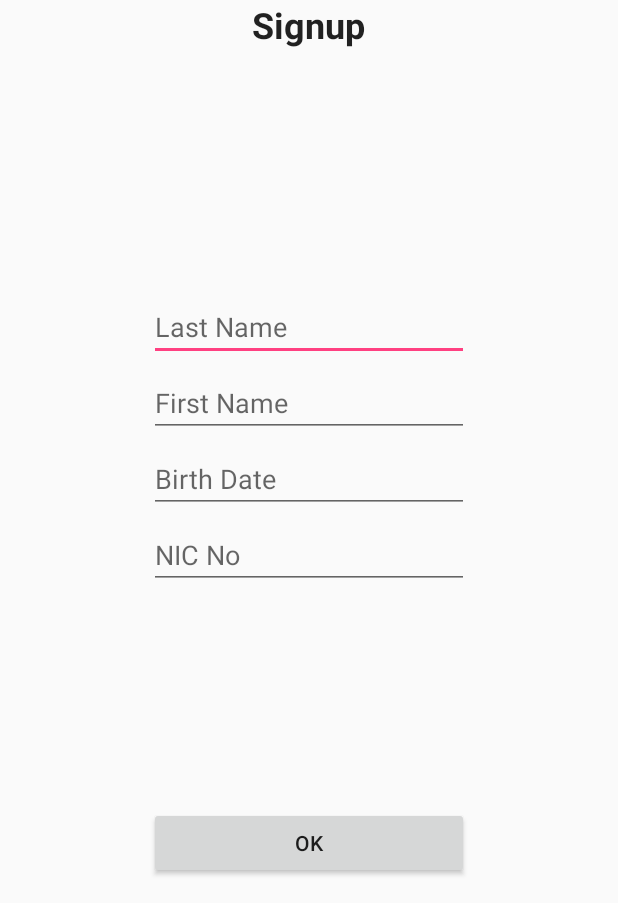
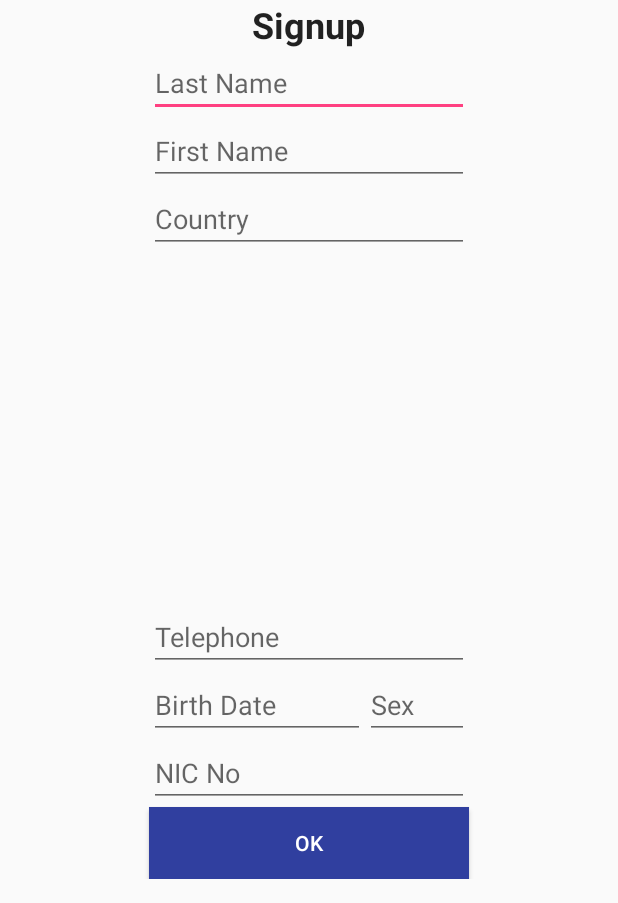
Before and after one commit to MapubiDevGroup/uemergency-mobileapp, an Android app: the Signup screen opened directly, with no data from a screen before it, on a phone screen of 412 x 824 dp, the part 333-1236 px from its top. Run offline under Robolectric (Android 15) with nearby library versions, the phone set to English and light mode, and no system bars.

Commit message:
UI Setup

```diff
--- a/app/src/main/java/com/mapubiev/summerschool/uemergency/Signup.java
+++ b/app/src/main/java/com/mapubiev/summerschool/uemergency/Signup.java
@@ -1,13 +1,133 @@
 package com.mapubiev.summerschool.uemergency;
 
+import android.content.Intent;
 import android.support.v7.app.AppCompatActivity;
 import android.os.Bundle;
+import android.view.View;
+import android.widget.ArrayAdapter;
+import android.widget.AutoCompleteTextView;
+import android.widget.Button;
+import android.widget.CheckBox;
+import android.widget.EditText;
+
+import com.mapubiev.summerschool.uemergency.helpers.PreferencesManager;
+import com.mapubiev.summerschool.uemergency.helpers.Utils;
+
+import java.util.Calendar;
+import java.util.Date;
 
 public class Signup extends AppCompatActivity {
 
+
+    EditText lname;
+    EditText fname;
+    EditText bdate;
+    EditText nic_numb;
+    EditText tel;
+    AutoCompleteTextView country;
+    AutoCompleteTextView sex;
+    CheckBox im_concerned;
+
+    Button submit_btn;
+
+    private static final String[] COUNTRIES = new String[] {
+            "Cameroon", "Nigeria"
+    };
+
+    private static final String[] SEX = new String[] {
+            "M", "F"
+    };
+
+
+    private static final int MAJORITY_AGE = 18;
+
     @Override
     protected void onCreate(Bundle savedInstanceState) {
+
         super.onCreate(savedInstanceState);
-        setContentView(R.layout.activity_signup);
+        /*We check if the Signup activity has ever been launched */
+
+        boolean isFirstTime = PreferencesManager.isFirst(Signup.this);
+
+        if(isFirstTime) {
+
+            setContentView(R.layout.activity_signup);
+
+            ArrayAdapter<String> adapter = new ArrayAdapter<String>(this,
+                    android.R.layout.simple_dropdown_item_1line, COUNTRIES);
+            AutoCompleteTextView textView = (AutoCompleteTextView)
+                    findViewById(R.id.country);
+            textView.setAdapter(adapter);
+
+            ArrayAdapter<String> adapterS = new ArrayAdapter<String>(this,
+                    android.R.layout.simple_dropdown_item_1line, SEX);
+            AutoCompleteTextView textViewS = (AutoCompleteTextView)
+                    findViewById(R.id.sex);
+            textViewS.setAdapter(adapterS);
+
+        }
+        else{
+            Intent intent = AppHome.getIntented(Signup.this);
+            Signup.this.startActivity(intent);
+        }
+    }
+
+    //Function called when the Ok button is clicked on
+    protected void getUserInput(View view)
+    {
+
+        lname = (EditText) findViewById(R.id.lname);
+        fname = (EditText) findViewById(R.id.fname);
+        bdate = (EditText) findViewById(R.id.bdate);
+        nic_numb = (EditText) findViewById(R.id.nic_numb);
+        tel = (EditText) findViewById(R.id.tel);
+        country = (AutoCompleteTextView) findViewById(R.id.country);
+        sex = (AutoCompleteTextView) findViewById(R.id.sex);
+
+        im_concerned = (CheckBox) findViewById(R.id.im_concerned);
+
+
+
+        //Manage Date input
+        Date bDayDate = Utils.getDateFromString(bdate.getText().toString());
+        Calendar currentDate = Calendar.getInstance();
+        Calendar cal = Calendar.getInstance();
+        cal.setTime(bDayDate);
+
+        //Validate inputs
+        //validate email and password
+
+        if (lname.getText().toString() == null || lname.getText().toString().isEmpty()) {
+            Utils.onError(R.string.empty_lname);
+            return;
+        }
+
+        if (fname.getText().toString() == null || fname.getText().toString().isEmpty()) {
+            Utils.onError(R.string.empty_fname);
+            return;
+        }
+
+        if (sex.getText().toString() == null || sex.getText().toString().isEmpty()) {
+            Utils.onError(R.string.empty_sex);
+            return;
+        }
+
+        if (bdate.getText().toString() == null || bdate.getText().toString().isEmpty()) {
+            Utils.onError(R.string.empty_bdate);
+            return;
+        }
+
+        //We check if the user is major and make the NIC number mandatory if he proves major
+        if(Utils.getAge(cal.get(Calendar.YEAR),cal.get(Calendar.MONTH),cal.get(Calendar.DAY_OF_MONTH)) >  MAJORITY_AGE)
+        {
+            if (nic_numb.getText().toString() == null || nic_numb.getText().toString().isEmpty()) {
+                Utils.onError(R.string.empty_nic);
+                return;
+            }
+        }
+
+        Intent intent = AppHome.getIntented(Signup.this);
+        Signup.this.startActivity(intent);
+
     }
 }
--- /dev/null
+++ b/app/src/main/java/com/mapubiev/summerschool/uemergency/helpers/PreferencesManager.java
@@ -0,0 +1,24 @@
+package com.mapubiev.summerschool.uemergency.helpers;
+
+import android.content.Context;
+import android.content.SharedPreferences;
+
+/**
+ * Created by Claude Soue on 17/04/2017.
+ */
+public class PreferencesManager {
+
+    private static final String MY_PREFERENCES = "my_preferences";
+
+    public static boolean isFirst(Context context){
+        final SharedPreferences reader = context.getSharedPreferences(MY_PREFERENCES, Context.MODE_PRIVATE);
+        final boolean first = reader.getBoolean("is_first", true);
+        if(first){
+            final SharedPreferences.Editor editor = reader.edit();
+            editor.putBoolean("is_first", false);
+            editor.commit();
+        }
+        return first;
+    }
+
+}
--- a/app/src/main/res/layout/activity_signup.xml
+++ b/app/src/main/res/layout/activity_signup.xml
@@ -33,51 +33,84 @@
         android:layout_height="wrap_content"
         android:inputType="textPersonName"
         android:ems="10"
-        android:id="@+id/editText"
-        android:layout_centerVertical="true"
-        android:layout_centerHorizontal="true"
+        android:id="@+id/lname"
 
-        android:hint="Last Name" />
+        android:hint="@string/last_name"
+        android:layout_below="@+id/textView"
+        android:layout_centerHorizontal="true" />
 
     <EditText
         android:layout_width="wrap_content"
         android:layout_height="wrap_content"
         android:inputType="textPersonName"
         android:ems="10"
-        android:id="@+id/editText2"
-        android:layout_below="@+id/editText"
-        android:layout_alignStart="@+id/editText"
-        android:layout_marginTop="5dp"
-        android:hint="First Name" />
+        android:id="@+id/fname"
+        android:hint="@string/first_name"
+        android:layout_below="@+id/lname"
+        android:layout_alignStart="@+id/lname" />
 
     <EditText
         android:layout_width="wrap_content"
         android:layout_height="wrap_content"
         android:inputType="date"
         android:ems="10"
-        android:id="@+id/editText3"
-        android:layout_below="@+id/editText2"
-        android:layout_centerHorizontal="true"
-        android:layout_marginTop="5dp"
-        android:hint="Birth Date" />
+        android:id="@+id/bdate"
+        android:hint="@string/birth_date"
+        android:layout_above="@+id/nic_numb"
+        android:layout_alignStart="@+id/fname"
+        android:layout_toStartOf="@+id/textView"
+        android:layout_alignEnd="@+id/textView" />
 
     <EditText
         android:layout_width="wrap_content"
         android:layout_height="wrap_content"
-        android:id="@+id/editText4"
-        android:layout_below="@+id/editText3"
-        android:layout_alignStart="@+id/editText3"
-        android:layout_alignEnd="@+id/editText3"
-        android:layout_marginTop="5dp"
-        android:hint="NIC No" />
+        android:id="@+id/nic_numb"
+        android:layout_alignStart="@+id/bdate"
+        android:hint="@string/nic_no"
+        android:layout_above="@+id/submit_btn"
+        android:layout_alignEnd="@+id/tel" />
 
     <Button
         android:layout_width="wrap_content"
         android:layout_height="wrap_content"
         android:text="@string/ok"
-        android:id="@+id/button"
+        android:textColor="@color/white"
+        android:id="@+id/submit_btn"
         android:layout_alignParentBottom="true"
-        android:layout_alignEnd="@+id/editText4"
-        android:layout_alignStart="@+id/editText4" />
+        android:layout_alignEnd="@+id/nic_numb"
+        android:layout_alignStart="@+id/nic_numb"
+        android:background="@color/colorPrimaryDark"
+        android:onClick="getUserInput"/>
+
+    <AutoCompleteTextView
+        android:layout_width="wrap_content"
+        android:layout_height="wrap_content"
+        android:id="@+id/country"
+        android:hint="@string/country"
+        style="@style/Base.V7.Widget.AppCompat.AutoCompleteTextView"
+        android:layout_below="@+id/fname"
+        android:layout_alignEnd="@+id/fname"
+        android:layout_alignStart="@+id/fname" />
+
+    <EditText
+        android:layout_width="wrap_content"
+        android:layout_height="wrap_content"
+        android:inputType="phone"
+        android:digits="01234567890+"
+        android:ems="10"
+        android:id="@+id/tel"
+        android:hint="@string/telephone"
+        android:layout_above="@+id/bdate"
+        android:layout_centerHorizontal="true" />
+
+    <AutoCompleteTextView
+        android:layout_width="wrap_content"
+        android:layout_height="wrap_content"
+        android:hint="@string/sex"
+        android:id="@+id/sex"
+        android:layout_below="@+id/tel"
+        android:layout_above="@+id/nic_numb"
+        android:layout_alignEnd="@+id/tel"
+        android:layout_toEndOf="@+id/bdate" />
 
 </RelativeLayout>
--- a/app/src/main/res/values/colors.xml
+++ b/app/src/main/res/values/colors.xml
@@ -3,4 +3,6 @@
     <color name="colorPrimary">#3F51B5</color>
     <color name="colorPrimaryDark">#303F9F</color>
     <color name="colorAccent">#FF4081</color>
+
+    <color name="white">#ffffff</color>
 </resources>
--- a/app/src/main/res/values/strings.xml
+++ b/app/src/main/res/values/strings.xml
@@ -8,4 +8,19 @@
     <string name="pompiers">Firefighters</string>
     <string name="police">Police</string>
     <string name="i_am_the_one_concerned">I am the one concerned</string>
+    <string name="unknown_error">Oops! an error occurred</string>
+    <string name="empty_fname">Please provide a first name</string>
+    <string name="empty_lname">Please provide a last name</string>
+    <string name="empty_bdate">Please provide a birth date</string>
+    <string name="empty_sex">Please provide a sex</string>
+    <string name="empty_nic">Please provide a national id card number</string>
+    <string name="telephone">Telephone</string>
+    <string name="country">Country</string>
+    <string name="nic_no">NIC No</string>
+    <string name="birth_date">Birth Date</string>
+    <string name="first_name">First Name</string>
+    <string name="last_name">Last Name</string>
+    <string name="click_to_send_an_alert">Click to send an alert</string>
+    <string name="sex">Sex</string>
+
 </resources>
```
Also changed, not shown: app/src/main/AndroidManifest.xml (+11 -3 lines), app/src/main/java/com/mapubiev/summerschool/uemergency/App.java (added, +22 -0 lines), app/src/main/java/com/mapubiev/summerschool/uemergency/AppHome.java (+12 -0 lines), app/src/main/java/com/mapubiev/summerschool/uemergency/Splashscreen.java (+23 -0 lines), app/src/main/java/com/mapubiev/summerschool/uemergency/helpers/Utils.java (added, +86 -0 lines), app/src/main/res/drawable/ic_error_outline_black_24dp.xml (added, +9 -0 lines), app/src/main/res/drawable/ic_local_car_wash_black_24dp.xml (added, +9 -0 lines), app/src/main/res/drawable/ic_local_hospital_black_24dp.xml (added, +9 -0 lines), app/src/main/res/drawable/ic_security_black_24dp.xml (added, +9 -0 lines), app/src/main/res/drawable/ic_whatshot_black_24dp.xml (added, +9 -0 lines), app/src/main/res/layout/activity_app_home.xml (+29 -46 lines).
